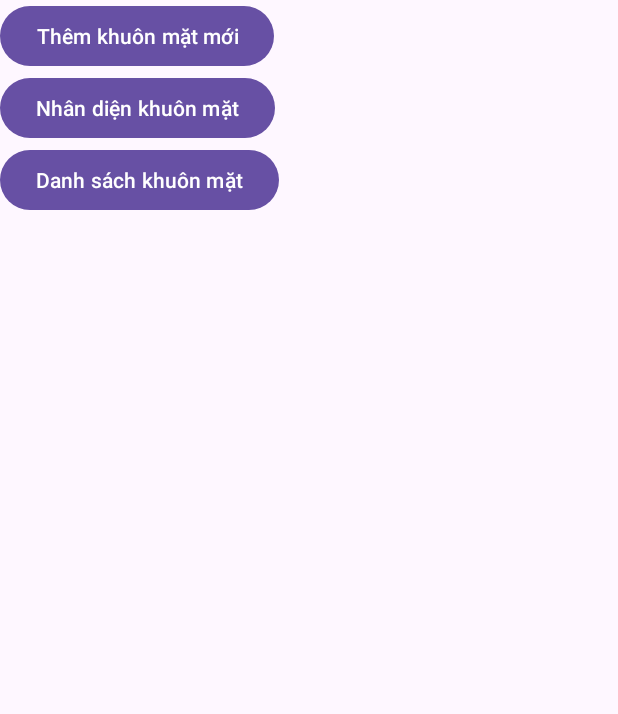
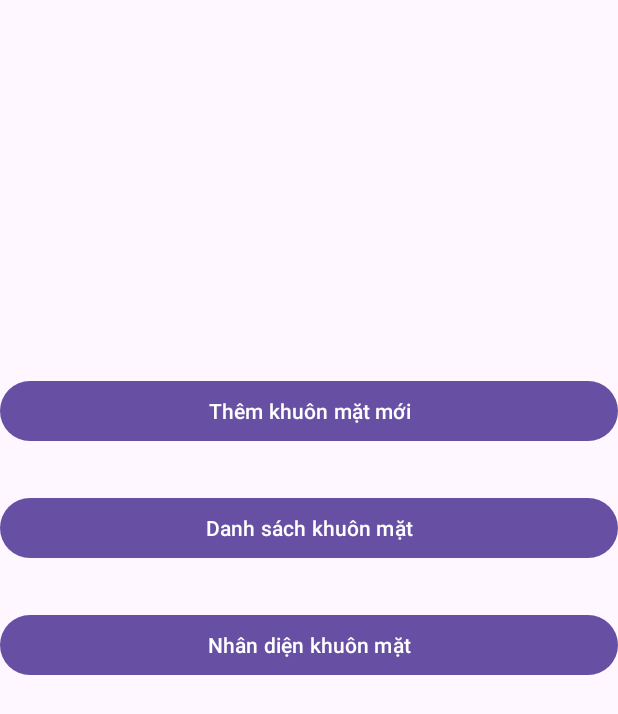
Before and after one commit to Igiss/FaceDetectionApp, an Android app: the screen it shows after launch (Home), on a phone screen of 412 x 824 dp. Shown: the top 714 px of the screen. Run offline under Robolectric (Android 15) with nearby library versions, the phone set to English and light mode, and no system bars.

Commit message:
đổi activity home

```diff
--- a/app/src/main/res/layout/activity_home.xml
+++ b/app/src/main/res/layout/activity_home.xml
@@ -10,20 +10,26 @@
 
     <Button
         android:id="@+id/btnAddFace"
-        android:layout_width="wrap_content"
+        android:layout_width="match_parent"
         android:layout_height="wrap_content"
+        android:layout_gravity="bottom|center"
+        android:layout_marginTop="250dp"
+        android:layout_marginBottom="30dp"
         android:text="Thêm khuôn mặt mới" />
 
     <Button
+        android:id="@+id/btnListFace"
+        android:layout_width="match_parent"
+        android:layout_height="wrap_content"
+        android:layout_gravity="bottom|center"
+        android:layout_marginBottom="30dp"
+        android:text="Danh sách khuôn mặt" />
+
+    <Button
         android:id="@+id/btnFaceDetection"
-        android:layout_width="wrap_content"
+        android:layout_width="match_parent"
         android:layout_height="wrap_content"
+        android:layout_marginBottom="30dp"
         android:text="Nhân diện khuôn mặt" />
 
-    <Button
-        android:id="@+id/btnListFace"
-        android:layout_width="wrap_content"
-        android:layout_height="wrap_content"
-        android:text="Danh sách khuôn mặt" />
-
 </LinearLayout>
```
